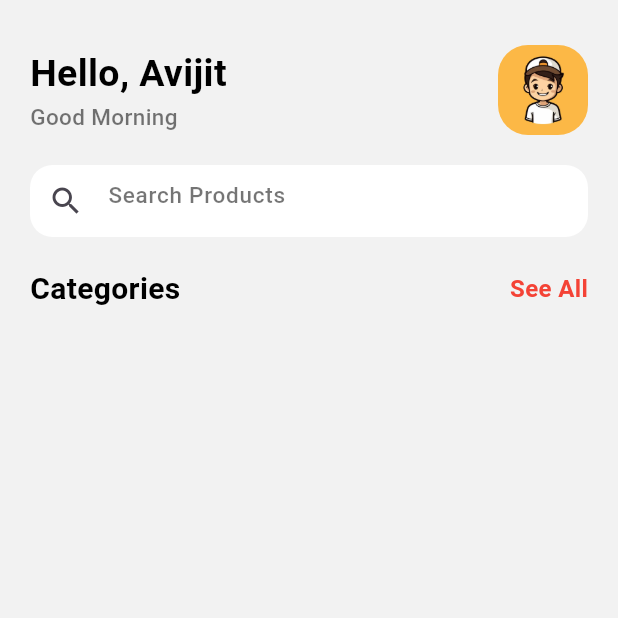
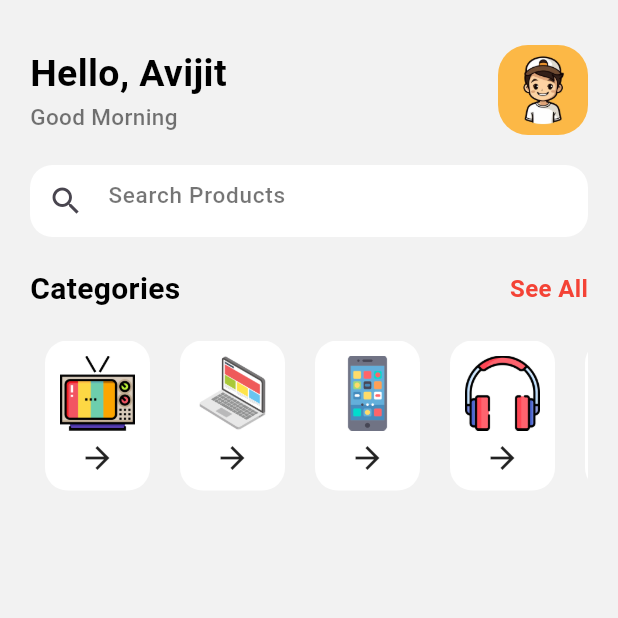
Before and after one commit to AvijitDasAvi/Shopping-App, a Flutter app: the screen it shows after launch, on a phone screen of 412 x 824 dp, the top half of it. Run offline on Flutter 3.47's test engine with Material 3 defaults, Android fonts, the phone set to English and light mode, and no system bars.

Commit message:
Categories item widget complete

```diff
--- a/lib/pages/home_page.dart
+++ b/lib/pages/home_page.dart
@@ -1,4 +1,5 @@
 import 'package:flutter/material.dart';
+import 'package:shopping_app/widgets/categories_item.dart';
 import 'package:shopping_app/widgets/support_widgets.dart';
 
 class HomePage extends StatefulWidget {
@@ -9,6 +10,13 @@ class HomePage extends StatefulWidget {
 }
 
 class _HomePageState extends State<HomePage> {
+  List categoriesItem = [
+    "assets/images/television.png",
+    "assets/images/laptop-screen.png",
+    "assets/images/smartphone.png",
+    "assets/images/headphones.png",
+    "assets/images/smartwatch.png",
+  ];
   @override
   Widget build(BuildContext context) {
     return Scaffold(
@@ -83,7 +91,30 @@ class _HomePageState extends State<HomePage> {
                   ),
                 ),
               ],
-            )
+            ),
+            SizedBox(
+              height: 20.0,
+            ),
+
+            //For list of categories item
+            Row(
+              children: [
+                Expanded(
+                  child: Container(
+                    margin: EdgeInsets.only(left: 10.0),
+                    height: 100.0,
+                    child: ListView.builder(
+                      itemCount: categoriesItem.length,
+                      shrinkWrap: true,
+                      scrollDirection: Axis.horizontal,
+                      itemBuilder: (context, index) {
+                        return CategoriesItem(image: categoriesItem[index]);
+                      },
+                    ),
+                  ),
+                ),
+              ],
+            ),
           ],
         ),
       ),
--- /dev/null
+++ b/lib/widgets/categories_item.dart
@@ -0,0 +1,33 @@
+import 'package:flutter/material.dart';
+
+class CategoriesItem extends StatelessWidget {
+  final String image;
+  CategoriesItem({required this.image});
+
+  @override
+  Widget build(BuildContext context) {
+    return Container(
+      padding: EdgeInsets.all(10.0),
+      margin: EdgeInsets.only(right: 20.0),
+      decoration: BoxDecoration(
+        color: Colors.white,
+        borderRadius: BorderRadius.circular(15.0),
+      ),
+      child: Column(
+        mainAxisAlignment: MainAxisAlignment.spaceBetween,
+        children: [
+          Image.asset(
+            image,
+            height: 50,
+            width: 50,
+            fit: BoxFit.cover,
+          ),
+          SizedBox(
+            height: 5.0,
+          ),
+          Icon(Icons.arrow_forward),
+        ],
+      ),
+    );
+  }
+}
```
